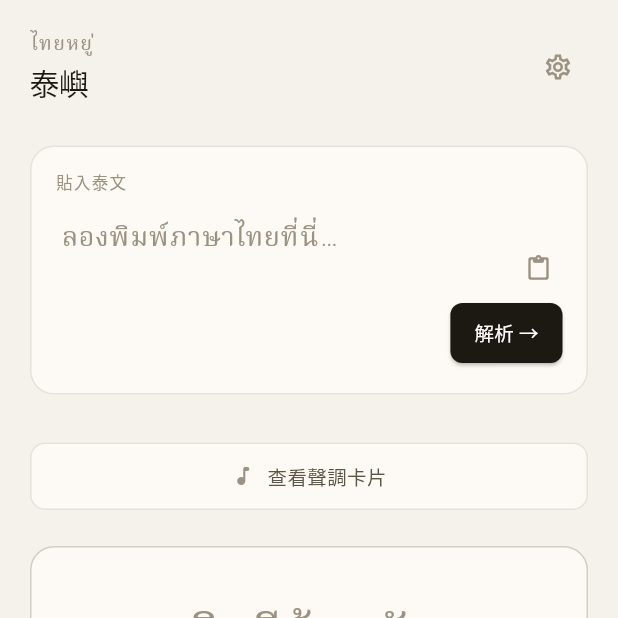
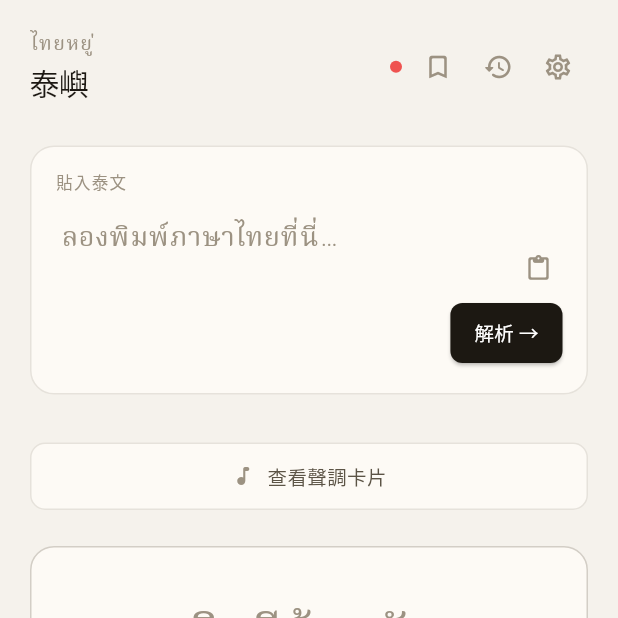
Before and after one commit to ryvn-dev/thai-yu, a Flutter app: the screen it shows after launch, on a phone screen of 412 x 824 dp, the top half of it. Run offline on Flutter 3.47's test engine with Material 3 defaults, Android fonts, the phone set to English and light mode, and no system bars; our stand-ins replace drift, flutter_riverpod, flutter_secure_storage, flutter_tts, freezed_annotation, go_router and 4 more; accounts and stored records are empty; generated files the repository leaves out were written again; network calls fail; Roboto replaces fonts that are missing (Noto Serif Thai).

Commit message:
feat: backend health indicator and Chinese error messages
- Green/red dot in header showing backend connectivity (auto-refresh 30s)
- Chinese-language error messages with retry button
- Add vocabulary and history icons to home header

```diff
--- a/lib/features/home/presentation/screens/home_screen.dart
+++ b/lib/features/home/presentation/screens/home_screen.dart
@@ -1,9 +1,13 @@
+import 'dart:async';
+import 'dart:io';
+
 import 'package:flutter/material.dart';
 import 'package:flutter_riverpod/flutter_riverpod.dart';
 import 'package:go_router/go_router.dart';
 
 import '../../../../config/theme/app_colors.dart';
 import '../../../../config/theme/app_text_styles.dart';
+import '../../../../data/datasources/backend_service.dart';
 import '../../../analysis/application/analysis_controller.dart';
 import '../../../analysis/presentation/widgets/input_card.dart';
 import '../widgets/recent_analyses.dart';
@@ -18,11 +22,29 @@ class HomeScreen extends ConsumerStatefulWidget {
 class _HomeScreenState extends ConsumerState<HomeScreen> {
   final _textController = TextEditingController();
   bool _isLoading = false;
+  bool? _backendHealthy;
+  Timer? _healthTimer;
+
+  @override
+  void initState() {
+    super.initState();
+    _checkHealth();
+    _healthTimer = Timer.periodic(
+      const Duration(seconds: 30),
+      (_) => _checkHealth(),
+    );
+  }
 
   @override
   void dispose() {
+    _healthTimer?.cancel();
     _textController.dispose();
     super.dispose();
+  }
+
+  Future<void> _checkHealth() async {
+    final healthy = await ref.read(backendServiceProvider).isHealthy();
+    if (mounted) setState(() => _backendHealthy = healthy);
   }
 
   Future<void> _onAnalyze() async {
@@ -35,15 +57,48 @@ class _HomeScreenState extends ConsumerState<HomeScreen> {
       if (mounted) {
         await context.push('/result');
       }
+    } on SocketException catch (_) {
+      if (mounted) {
+        _showErrorSnackBar('無法連接分析服務，請確認後端已啟動');
+      }
+    } on TimeoutException catch (_) {
+      if (mounted) {
+        _showErrorSnackBar('分析逾時，請重試');
+      }
     } catch (e) {
       if (mounted) {
-        ScaffoldMessenger.of(context).showSnackBar(
-          SnackBar(content: Text(e.toString())),
-        );
+        final msg = e.toString();
+        if (msg.contains('Connection refused') ||
+            msg.contains('SocketException')) {
+          _showErrorSnackBar('無法連接分析服務，請確認後端已啟動');
+        } else {
+          _showErrorSnackBar('分析失敗: ${_friendlyError(msg)}');
+        }
       }
     } finally {
       if (mounted) setState(() => _isLoading = false);
     }
+  }
+
+  void _showErrorSnackBar(String message) {
+    ScaffoldMessenger.of(context).showSnackBar(
+      SnackBar(
+        content: Text(message),
+        action: SnackBarAction(
+          label: '重試',
+          onPressed: _onAnalyze,
+        ),
+        duration: const Duration(seconds: 4),
+      ),
+    );
+  }
+
+  String _friendlyError(String raw) {
+    if (raw.contains('BackendException')) {
+      final match = RegExp(r':\s*(.+)$').firstMatch(raw);
+      return match?.group(1) ?? raw;
+    }
+    return raw;
   }
 
   void _tryDemo() {
@@ -115,6 +170,36 @@ class _HomeScreenState extends ConsumerState<HomeScreen> {
           ],
         ),
         const Spacer(),
+        // Backend health indicator
+        if (_backendHealthy != null)
+          Padding(
+            padding: const EdgeInsets.only(right: 4),
+            child: GestureDetector(
+              onTap: _checkHealth,
+              child: Container(
+                width: 8,
+                height: 8,
+                decoration: BoxDecoration(
+                  color: _backendHealthy!
+                      ? const Color(0xFF4CAF50)
+                      : const Color(0xFFEF5350),
+                  shape: BoxShape.circle,
+                ),
+              ),
+            ),
+          ),
+        IconButton(
+          onPressed: () => context.push('/vocabulary'),
+          icon: const Icon(Icons.bookmark_border_rounded,
+              color: AppColors.ink3, size: 20),
+          visualDensity: VisualDensity.compact,
+        ),
+        IconButton(
+          onPressed: () => context.push('/history'),
+          icon: const Icon(Icons.history_rounded,
+              color: AppColors.ink3, size: 20),
+          visualDensity: VisualDensity.compact,
+        ),
         IconButton(
           onPressed: () => context.push('/settings'),
           icon: const Icon(Icons.settings_outlined,
```
